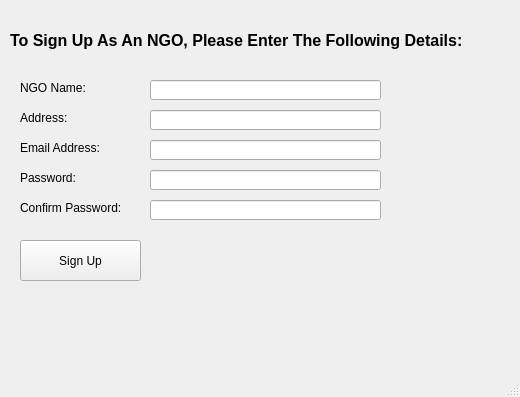
The window that Screens/NGOSignUp.ui (msaadg/NGOConnect) describes before a commit, drawn with Qt 5.
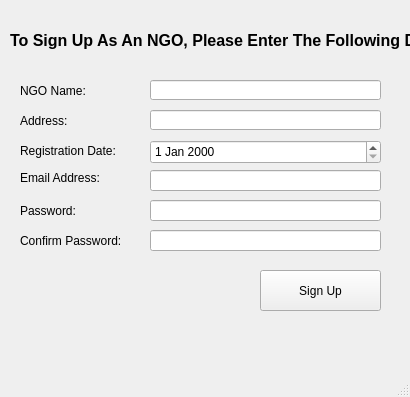
The same window after the commit.

What changed in the file:
```diff
--- a/Screens/NGOSignUp.ui
+++ b/Screens/NGOSignUp.ui
@@ -6,7 +6,7 @@
    <rect>
     <x>0</x>
     <y>0</y>
-    <width>520</width>
+    <width>410</width>
     <height>397</height>
    </rect>
   </property>
@@ -37,8 +37,8 @@
    <widget class="QPushButton" name="ngoSignupBtn">
     <property name="geometry">
      <rect>
-      <x>20</x>
-      <y>240</y>
+      <x>260</x>
+      <y>270</y>
       <width>121</width>
       <height>41</height>
      </rect>
@@ -63,7 +63,7 @@
       <x>20</x>
       <y>80</y>
       <width>91</width>
-      <height>16</height>
+      <height>21</height>
      </rect>
     </property>
     <property name="text">
@@ -86,53 +86,33 @@
       <x>20</x>
       <y>110</y>
       <width>91</width>
-      <height>16</height>
+      <height>21</height>
      </rect>
     </property>
     <property name="text">
      <string>Address:</string>
     </property>
    </widget>
-   <widget class="QLineEdit" name="ngoEmail">
-    <property name="geometry">
-     <rect>
-      <x>150</x>
-      <y>140</y>
-      <width>231</width>
-      <height>20</height>
-     </rect>
-    </property>
-   </widget>
    <widget class="QLabel" name="label_5">
     <property name="geometry">
      <rect>
       <x>20</x>
-      <y>170</y>
+      <y>200</y>
       <width>91</width>
-      <height>16</height>
+      <height>21</height>
      </rect>
     </property>
     <property name="text">
      <string>Password:</string>
     </property>
    </widget>
-   <widget class="QLineEdit" name="ngoPassword">
-    <property name="geometry">
-     <rect>
-      <x>150</x>
-      <y>170</y>
-      <width>231</width>
-      <height>20</height>
-     </rect>
-    </property>
-   </widget>
    <widget class="QLabel" name="label_6">
     <property name="geometry">
      <rect>
       <x>20</x>
-      <y>200</y>
+      <y>230</y>
       <width>121</width>
-      <height>16</height>
+      <height>21</height>
      </rect>
     </property>
     <property name="text">
@@ -143,7 +123,7 @@
     <property name="geometry">
      <rect>
       <x>20</x>
-      <y>140</y>
+      <y>170</y>
       <width>91</width>
       <height>16</height>
      </rect>
@@ -152,13 +132,56 @@
      <string>Email Address: </string>
     </property>
    </widget>
+   <widget class="QLabel" name="label_7">
+    <property name="geometry">
+     <rect>
+      <x>20</x>
+      <y>140</y>
+      <width>111</width>
+      <height>21</height>
+     </rect>
+    </property>
+    <property name="text">
+     <string>Registration Date:</string>
+    </property>
+   </widget>
+   <widget class="QDateEdit" name="ngoRegDate">
+    <property name="geometry">
+     <rect>
+      <x>150</x>
+      <y>140</y>
+      <width>231</width>
+      <height>24</height>
+     </rect>
+    </property>
+   </widget>
+   <widget class="QLineEdit" name="ngoEmail">
+    <property name="geometry">
+     <rect>
+      <x>150</x>
+      <y>170</y>
+      <width>231</width>
+      <height>21</height>
+     </rect>
+    </property>
+   </widget>
+   <widget class="QLineEdit" name="ngoPassword">
+    <property name="geometry">
+     <rect>
+      <x>150</x>
+      <y>200</y>
+      <width>231</width>
+      <height>21</height>
+     </rect>
+    </property>
+   </widget>
    <widget class="QLineEdit" name="ngoConfirmPassword">
     <property name="geometry">
      <rect>
       <x>150</x>
-      <y>200</y>
+      <y>230</y>
       <width>231</width>
-      <height>20</height>
+      <height>21</height>
      </rect>
     </property>
    </widget>
```
Left out of the diff: 2 changed lines with no effect on the pictures.
